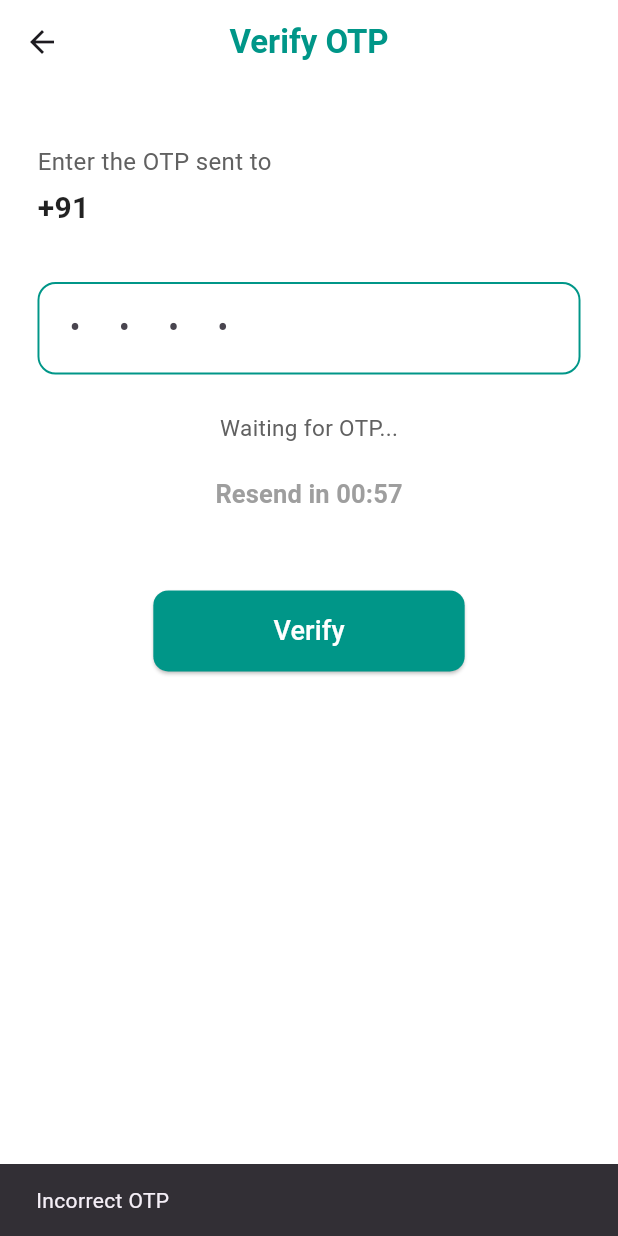
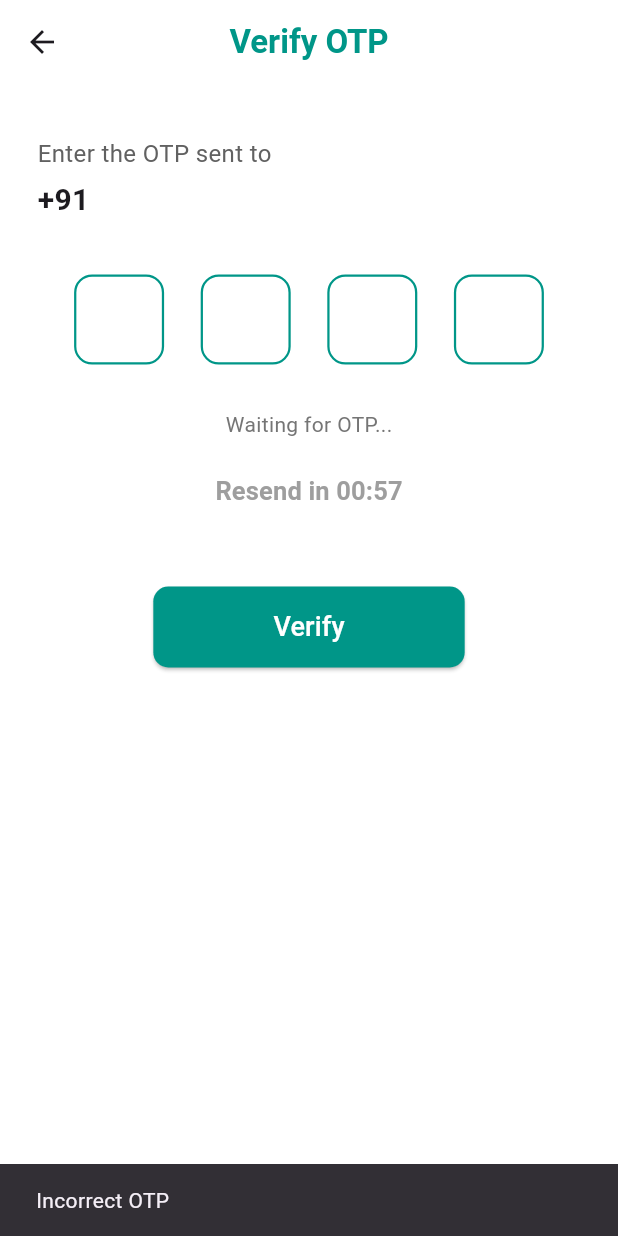
Before and after one commit to Manojarya0207/Resonate-App-Demo, a Flutter app: the OTPScreen screen opened directly with empty values, after a tap on "Verify", on a phone screen of 412 x 824 dp. Run offline on Flutter 3.47's test engine with Material 3 defaults, Android fonts, the phone set to English and light mode, and no system bars.

Commit message:
OTP page update

```diff
--- a/lib/otp_screen.dart
+++ b/lib/otp_screen.dart
@@ -11,7 +11,12 @@ class OTPScreen extends StatefulWidget {
 }
 
 class _OTPScreenState extends State<OTPScreen> {
-  TextEditingController otpController = TextEditingController();
+  List<TextEditingController> otpControllers =
+      List.generate(4, (index) => TextEditingController());
+
+  List<FocusNode> focusNodes =
+      List.generate(4, (index) => FocusNode());
+
   final String dummyOtp = "1234";
 
   int secondsRemaining = 60;
@@ -30,14 +35,14 @@ class _OTPScreenState extends State<OTPScreen> {
       enableResend = false;
     });
 
-    timer?.cancel(); // Cancel previous timer
+    timer?.cancel();
 
-    timer = Timer.periodic(Duration(seconds: 1), (Timer t) {
+    timer = Timer.periodic(Duration(seconds: 1), (Timer timer) {
       if (secondsRemaining > 0) {
         setState(() => secondsRemaining--);
       } else {
         setState(() => enableResend = true);
-        timer?.cancel();
+        timer.cancel();
       }
     });
   }
@@ -45,7 +50,54 @@ class _OTPScreenState extends State<OTPScreen> {
   @override
   void dispose() {
     timer?.cancel();
+    for (var c in otpControllers) {
+      c.dispose();
+    }
     super.dispose();
+  }
+
+  // Combine 4 box values
+  String getOtp() {
+    return otpControllers.map((e) => e.text).join();
+  }
+
+  Widget otpBox(int index) {
+    return Container(
+      width: 60,
+      height: 60,
+      padding: EdgeInsets.all(0),
+      decoration: BoxDecoration(
+        border: Border.all(color: Colors.teal, width: 1.5),
+        borderRadius: BorderRadius.circular(12),
+      ),
+      child: TextField(
+        controller: otpControllers[index],
+        focusNode: focusNodes[index],
+        keyboardType: TextInputType.number,
+        textAlign: TextAlign.center,
+        style: TextStyle(fontSize: 22, fontWeight: FontWeight.bold),
+        maxLength: 1,
+        decoration: InputDecoration(
+          counterText: "",
+          border: InputBorder.none,
+        ),
+
+        // Auto move to next field
+        onChanged: (value) {
+          if (value.isNotEmpty && index < 3) {
+            FocusScope.of(context).requestFocus(focusNodes[index + 1]);
+          }
+
+          // If last box filled, close keyboard
+          if (index == 3 && value.isNotEmpty) {
+            FocusScope.of(context).unfocus();
+          }
+        },
+
+        // Handle backspace
+        onSubmitted: (_) {},
+      ),
+    );
   }
 
   @override
@@ -71,53 +123,44 @@ class _OTPScreenState extends State<OTPScreen> {
         child: Column(
           crossAxisAlignment: CrossAxisAlignment.start,
           children: [
-            SizedBox(height: 15),
+            SizedBox(height: 10),
 
             Text(
               "Enter the OTP sent to",
               style: TextStyle(fontSize: 16, color: Colors.grey[700]),
             ),
+
             SizedBox(height: 5),
 
             Text(
               "+91 ${widget.phone}",
               style: TextStyle(
                 fontSize: 20,
-                color: Colors.black87,
                 fontWeight: FontWeight.bold,
               ),
             ),
 
             SizedBox(height: 35),
 
-            // OTP Text Field Box
-            Container(
-              padding: EdgeInsets.symmetric(horizontal: 15, vertical: 5),
-              decoration: BoxDecoration(
-                border: Border.all(color: Colors.teal, width: 1.3),
-                borderRadius: BorderRadius.circular(12),
-              ),
-              child: TextField(
-                controller: otpController,
-                keyboardType: TextInputType.number,
-                maxLength: 4,
-                style: TextStyle(fontSize: 22, letterSpacing: 10),
-                decoration: InputDecoration(
-                  counterText: "",
-                  border: InputBorder.none,
-                  hintText: "• • • •",
-                ),
-              ),
+            // OTP BOXES
+            Row(
+              mainAxisAlignment: MainAxisAlignment.spaceEvenly,
+              children: [
+                otpBox(0),
+                otpBox(1),
+                otpBox(2),
+                otpBox(3),
+              ],
             ),
 
-            SizedBox(height: 25),
+            SizedBox(height: 30),
 
             Center(
               child: Text(
                 enableResend
                     ? "Didn't receive OTP?"
                     : "Waiting for OTP...",
-                style: TextStyle(color: Colors.grey[700], fontSize: 15),
+                style: TextStyle(color: Colors.grey[600]),
               ),
             ),
 
@@ -128,6 +171,9 @@ class _OTPScreenState extends State<OTPScreen> {
               child: TextButton(
                 onPressed: enableResend
                     ? () {
+                        for (var controller in otpControllers) {
+                          controller.clear();
+                        }
                         startTimer();
                         ScaffoldMessenger.of(context).showSnackBar(
                           SnackBar(content: Text("New OTP sent!")),
@@ -159,9 +205,10 @@ class _OTPScreenState extends State<OTPScreen> {
                     borderRadius: BorderRadius.circular(10),
                   ),
                 ),
+                onPressed: () {
+                  String otp = getOtp();
 
-                onPressed: () {
-                  if (otpController.text == dummyOtp) {
+                  if (otp == dummyOtp) {
                     Navigator.pushReplacement(
                       context,
                       MaterialPageRoute(builder: (_) => HomeScreen()),
@@ -172,7 +219,6 @@ class _OTPScreenState extends State<OTPScreen> {
                     );
                   }
                 },
-
                 child: Text(
                   "Verify",
                   style: TextStyle(fontSize: 18, color: Colors.white),
```
